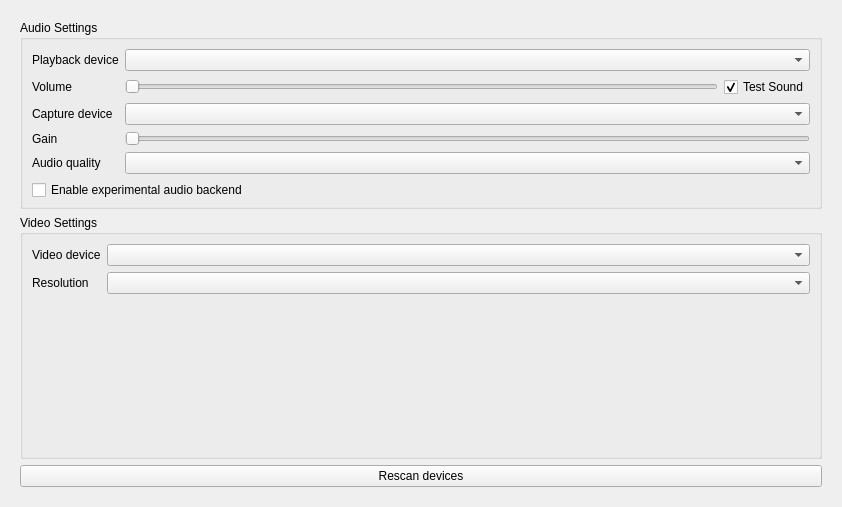
Before: the Qt Designer form src/widget/form/settings/avform.ui in qTox/qTox, drawn with Qt 5.
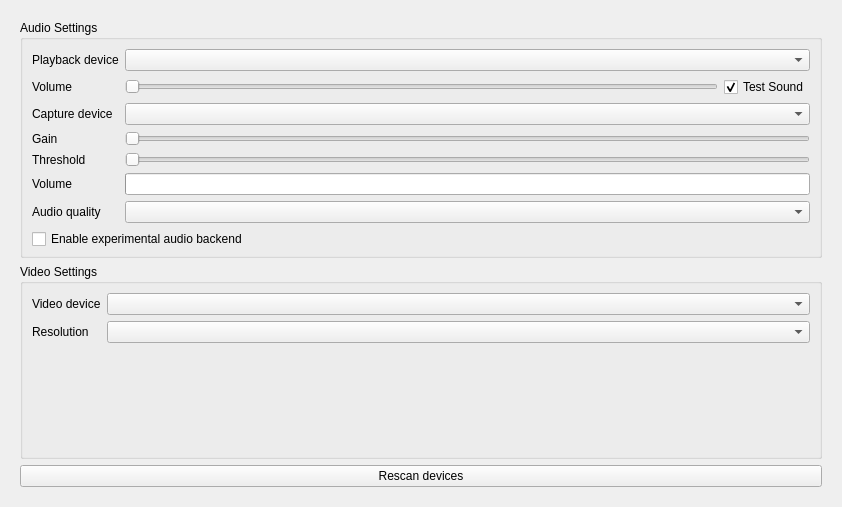
After: the same form once the commit is applied. Custom widgets are drawn as their Qt base class.

Commit message:
feat(audio): microphone voice activation
adding volume based voice detection

Patch:
```diff
--- a/src/widget/form/settings/avform.ui
+++ b/src/widget/form/settings/avform.ui
@@ -101,6 +101,37 @@
             </property>
            </widget>
           </item>
+          <item row="4" column="0">
+           <widget class="QLabel" name="audioThresholdLabel">
+            <property name="text">
+             <string>Threshold</string>
+            </property>
+           </widget>
+          </item>
+          <item row="4" column="1" colspan="2">
+           <widget class="QSlider" name="audioThresholdSlider">
+            <property name="orientation">
+             <enum>Qt::Horizontal</enum>
+            </property>
+           </widget>
+          </item>
+          <item row="5" column="0">
+           <widget class="QLabel" name="volumeDisplayLabel">
+            <property name="text">
+             <string>Volume</string>
+            </property>
+           </widget>
+          </item>
+          <item row="5" column="1" colspan="2">
+           <widget class="QProgressBar" name="volumeDisplay">
+            <property name="orientation">
+             <enum>Qt::Horizontal</enum>
+            </property>
+            <property name="textVisible">
+             <bool>false</bool>
+            </property>
+           </widget>
+          </item>
           <item row="0" column="0">
            <widget class="QLabel" name="outDevLabel">
             <property name="text">
@@ -108,14 +139,14 @@
             </property>
            </widget>
           </item>
-          <item row="4" column="0">
+          <item row="6" column="0">
            <widget class="QLabel" name="audioQualityLabel">
             <property name="text">
              <string>Audio quality</string>
             </property>
            </widget>
           </item>
-          <item row="4" column="1" colspan="2">
+          <item row="6" column="1" colspan="2">
            <widget class="QComboBox" name="audioQualityComboBox">
             <property name="sizePolicy">
              <sizepolicy hsizetype="Expanding" vsizetype="Fixed">
@@ -128,7 +159,7 @@
             </property>
            </widget>
           </item>
-          <item row="5" column="0" colspan="3">
+          <item row="7" column="0" colspan="3">
            <widget class="QCheckBox" name="cbEnableBackend2">
             <property name="enabled">
              <bool>true</bool>
```
The commit also changes 9 other files.
